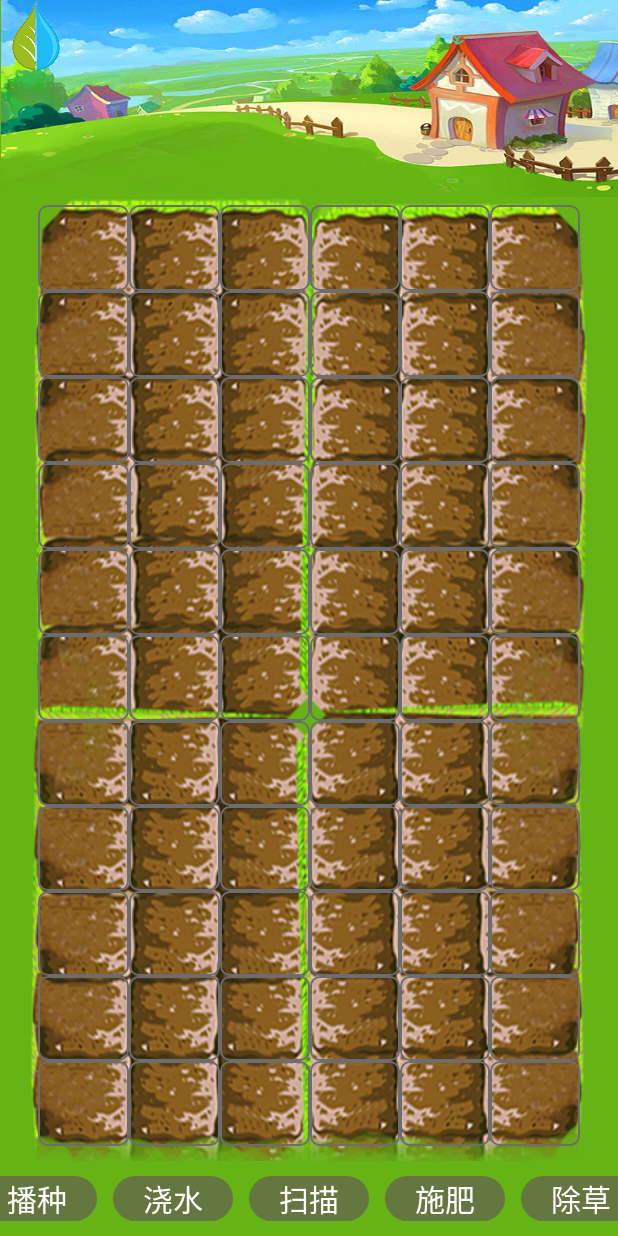
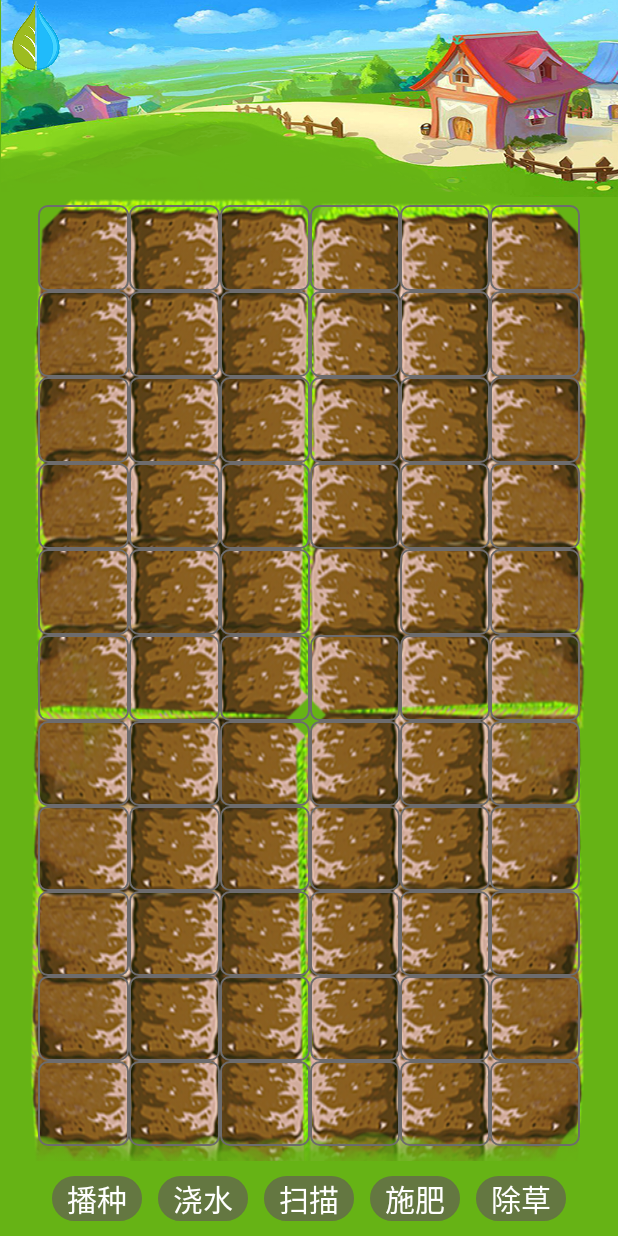
Before and after one commit to mrjoechen/FarmApp, an Android app: the MainActivity screen opened directly, with no data from a screen before it, on a phone screen of 412 x 824 dp. Run offline under Robolectric (Android 15) with nearby library versions, the phone set to English and light mode, and no system bars.

```diff
--- a/app/src/main/java/com/xindany/tao_fen_ny/MainActivity.java
+++ b/app/src/main/java/com/xindany/tao_fen_ny/MainActivity.java
@@ -437,7 +437,6 @@ public class MainActivity extends Activity implements View.OnClickListener{
 							public void onClick(DialogInterface dialog, int which) {
 								sort();
 //								String selectid = selectIndexs.substring(1, selectIndexs.length() - 1);
-								cmd = "5,0,0,0";
 //								new Thread(runnable).start();
 								if (ContextCompat.checkSelfPermission(MainActivity.this,
 										Manifest.permission.WRITE_EXTERNAL_STORAGE)!= PackageManager.PERMISSION_GRANTED){
--- a/app/src/main/res/layout/main.xml
+++ b/app/src/main/res/layout/main.xml
@@ -115,43 +115,43 @@
             <ImageView
                 android:id="@+id/img_di_60"
                 android:layout_weight="1"
+                android:background="@drawable/img_bg"
                 android:layout_width="match_parent"
-                android:background="@drawable/img_bg"
                 android:layout_height="match_parent"
              />
             <ImageView
                 android:id="@+id/img_di_59"
                 android:layout_weight="1"
+                android:background="@drawable/img_bg"
                 android:layout_width="match_parent"
-                android:background="@drawable/img_bg"
                 android:layout_height="match_parent"
               />
             <ImageView
                 android:id="@+id/img_di_58"
                 android:layout_weight="1"
+                android:background="@drawable/img_bg"
                 android:layout_width="match_parent"
-                android:background="@drawable/img_bg"
                 android:layout_height="match_parent"
       />
             <ImageView
                 android:id="@+id/img_di_57"
                 android:layout_weight="1"
+                android:background="@drawable/img_bg"
                 android:layout_width="match_parent"
-                android:background="@drawable/img_bg"
                 android:layout_height="match_parent"
            />
             <ImageView
                 android:id="@+id/img_di_56"
                 android:layout_weight="1"
+                android:background="@drawable/img_bg"
                 android:layout_width="match_parent"
-                android:background="@drawable/img_bg"
                 android:layout_height="match_parent"
            />
             <ImageView
                 android:id="@+id/img_di_55"
                 android:layout_weight="1"
+                android:background="@drawable/img_bg"
                 android:layout_width="match_parent"
-                android:background="@drawable/img_bg"
                 android:layout_height="match_parent"
          />
 
@@ -215,43 +215,43 @@
             <ImageView
                 android:id="@+id/img_di_48"
                 android:layout_weight="1"
+                android:background="@drawable/img_bg"
                 android:layout_width="match_parent"
-                android:background="@drawable/img_bg"
                 android:layout_height="match_parent"
              />
             <ImageView
                 android:id="@+id/img_di_47"
                 android:layout_weight="1"
+                android:background="@drawable/img_bg"
                 android:layout_width="match_parent"
-                android:background="@drawable/img_bg"
                 android:layout_height="match_parent"
               />
             <ImageView
                 android:id="@+id/img_di_46"
                 android:layout_weight="1"
+                android:background="@drawable/img_bg"
                 android:layout_width="match_parent"
-                android:background="@drawable/img_bg"
                 android:layout_height="match_parent"
       />
             <ImageView
                 android:id="@+id/img_di_45"
                 android:layout_weight="1"
+                android:background="@drawable/img_bg"
                 android:layout_width="match_parent"
-                android:background="@drawable/img_bg"
                 android:layout_height="match_parent"
            />
             <ImageView
                 android:id="@+id/img_di_44"
                 android:layout_weight="1"
+                android:background="@drawable/img_bg"
                 android:layout_width="match_parent"
-                android:background="@drawable/img_bg"
                 android:layout_height="match_parent"
            />
             <ImageView
                 android:id="@+id/img_di_43"
                 android:layout_weight="1"
+                android:background="@drawable/img_bg"
                 android:layout_width="match_parent"
-                android:background="@drawable/img_bg"
                 android:layout_height="match_parent"
          />
 
@@ -265,43 +265,42 @@
             <ImageView
                 android:id="@+id/img_di_37"
                 android:layout_weight="1"
+                android:background="@drawable/img_bg"
                 android:layout_width="match_parent"
-                android:background="@drawable/img_bg"
                 android:layout_height="match_parent"
              />
             <ImageView
                 android:id="@+id/img_di_38"
                 android:layout_weight="1"
+                android:background="@drawable/img_bg"
                 android:layout_width="match_parent"
-                android:background="@drawable/img_bg"
                 android:layout_height="match_parent"
               />
             <ImageView
                 android:id="@+id/img_di_39"
                 android:layout_weight="1"
+                android:background="@drawable/img_bg"
                 android:layout_width="match_parent"
-                android:background="@drawable/img_bg"
                 android:layout_height="match_parent"
       />
             <ImageView
                 android:id="@+id/img_di_40"
                 android:layout_weight="1"
                 android:layout_width="match_parent"
-                android:background="@drawable/img_bg"
                 android:layout_height="match_parent"
            />
             <ImageView
                 android:id="@+id/img_di_41"
                 android:layout_weight="1"
+                android:background="@drawable/img_bg"
                 android:layout_width="match_parent"
-                android:background="@drawable/img_bg"
                 android:layout_height="match_parent"
            />
             <ImageView
                 android:id="@+id/img_di_42"
                 android:layout_weight="1"
+                android:background="@drawable/img_bg"
                 android:layout_width="match_parent"
-                android:background="@drawable/img_bg"
                 android:layout_height="match_parent"
          />
 
@@ -365,43 +364,43 @@
             <ImageView
                 android:id="@+id/img_di_25"
                 android:layout_weight="1"
+                android:background="@drawable/img_bg"
                 android:layout_width="match_parent"
-                android:background="@drawable/img_bg"
                 android:layout_height="match_parent"
              />
             <ImageView
                 android:id="@+id/img_di_26"
                 android:layout_weight="1"
+                android:background="@drawable/img_bg"
                 android:layout_width="match_parent"
-                android:background="@drawable/img_bg"
                 android:layout_height="match_parent"
               />
             <ImageView
                 android:id="@+id/img_di_27"
                 android:layout_weight="1"
+                android:background="@drawable/img_bg"
                 android:layout_width="match_parent"
-                android:background="@drawable/img_bg"
                 android:layout_height="match_parent"
       />
             <ImageView
                 android:id="@+id/img_di_28"
                 android:layout_weight="1"
+                android:background="@drawable/img_bg"
                 android:layout_width="match_parent"
-                android:background="@drawable/img_bg"
                 android:layout_height="match_parent"
            />
             <ImageView
                 android:id="@+id/img_di_29"
                 android:layout_weight="1"
+                android:background="@drawable/img_bg"
                 android:layout_width="match_parent"
-                android:background="@drawable/img_bg"
                 android:layout_height="match_parent"
            />
             <ImageView
                 android:id="@+id/img_di_30"
                 android:layout_weight="1"
+                android:background="@drawable/img_bg"
                 android:layout_width="match_parent"
-                android:background="@drawable/img_bg"
                 android:layout_height="match_parent"
          />
 
@@ -465,43 +464,43 @@
             <ImageView
                 android:id="@+id/img_di_13"
                 android:layout_weight="1"
+                android:background="@drawable/img_bg"
                 android:layout_width="match_parent"
-                android:background="@drawable/img_bg"
                 android:layout_height="match_parent"
              />
             <ImageView
                 android:id="@+id/img_di_14"
                 android:layout_weight="1"
+                android:background="@drawable/img_bg"
                 android:layout_width="match_parent"
-                android:background="@drawable/img_bg"
                 android:layout_height="match_parent"
               />
             <ImageView
                 android:id="@+id/img_di_15"
                 android:layout_weight="1"
+                android:background="@drawable/img_bg"
                 android:layout_width="match_parent"
-                android:background="@drawable/img_bg"
                 android:layout_height="match_parent"
       />
             <ImageView
                 android:id="@+id/img_di_16"
                 android:layout_weight="1"
+                android:background="@drawable/img_bg"
                 android:layout_width="match_parent"
-                android:background="@drawable/img_bg"
                 android:layout_height="match_parent"
            />
             <ImageView
                 android:id="@+id/img_di_17"
                 android:layout_weight="1"
+                android:background="@drawable/img_bg"
                 android:layout_width="match_parent"
-                android:background="@drawable/img_bg"
                 android:layout_height="match_parent"
            />
             <ImageView
                 android:id="@+id/img_di_18"
                 android:layout_weight="1"
+                android:background="@drawable/img_bg"
                 android:layout_width="match_parent"
-                android:background="@drawable/img_bg"
                 android:layout_height="match_parent"
          />
 
@@ -515,43 +514,43 @@
             <ImageView
                 android:id="@+id/img_di_12"
                 android:layout_weight="1"
+                android:background="@drawable/img_bg"
                 android:layout_width="match_parent"
-                android:background="@drawable/img_bg"
                 android:layout_height="match_parent"
              />
             <ImageView
                 android:id="@+id/img_di_11"
                 android:layout_weight="1"
+                android:background="@drawable/img_bg"
                 android:layout_width="match_parent"
-                android:background="@drawable/img_bg"
                 android:layout_height="match_parent"
               />
             <ImageView
                 android:id="@+id/img_di_10"
                 android:layout_weight="1"
+                android:background="@drawable/img_bg"
                 android:layout_width="match_parent"
-                android:background="@drawable/img_bg"
                 android:layout_height="match_parent"
       />
             <ImageView
                 android:id="@+id/img_di_9"
                 android:layout_weight="1"
+                android:background="@drawable/img_bg"
                 android:layout_width="match_parent"
-                android:background="@drawable/img_bg"
                 android:layout_height="match_parent"
            />
             <ImageView
                 android:id="@+id/img_di_8"
                 android:layout_weight="1"
+                android:background="@drawable/img_bg"
                 android:layout_width="match_parent"
-                android:background="@drawable/img_bg"
                 android:layout_height="match_parent"
            />
             <ImageView
                 android:id="@+id/img_di_7"
                 android:layout_weight="1"
+                android:background="@drawable/img_bg"
                 android:layout_width="match_parent"
-                android:background="@drawable/img_bg"
                 android:layout_height="match_parent"
          />
 
@@ -620,7 +619,7 @@
 
         <TextView
             android:id="@+id/imgbtnbz"
-            android:layout_width="80dp"
+            android:layout_width="60dp"
             android:scaleType="fitXY"
             android:layout_height="30dp"
             android:layout_margin="5dp"
@@ -632,7 +631,7 @@
 
         <TextView
             android:id="@+id/imgbtnjs"
-            android:layout_width="80dp"
+            android:layout_width="60dp"
             android:scaleType="fitXY"
             android:layout_height="30dp"
             android:layout_margin="5dp"
@@ -644,7 +643,7 @@
 
         <TextView
             android:id="@+id/imgbtnsm"
-            android:layout_width="80dp"
+            android:layout_width="60dp"
             android:scaleType="fitXY"
             android:layout_height="30dp"
             android:layout_margin="5dp"
@@ -656,7 +655,7 @@
 
         <TextView
             android:id="@+id/imgbtnsf"
-            android:layout_width="80dp"
+            android:layout_width="60dp"
             android:scaleType="fitXY"
             android:layout_height="30dp"
             android:layout_margin="5dp"
@@ -669,7 +668,7 @@
 
         <TextView
             android:id="@+id/imgbtncc"
-            android:layout_width="80dp"
+            android:layout_width="60dp"
             android:scaleType="fitXY"
             android:layout_height="30dp"
             android:layout_margin="5dp"
```
Also changed, not shown: app/src/main/java/com/xindany/tao_fen_ny/EZPlayActivity.java (+36 -2 lines).
